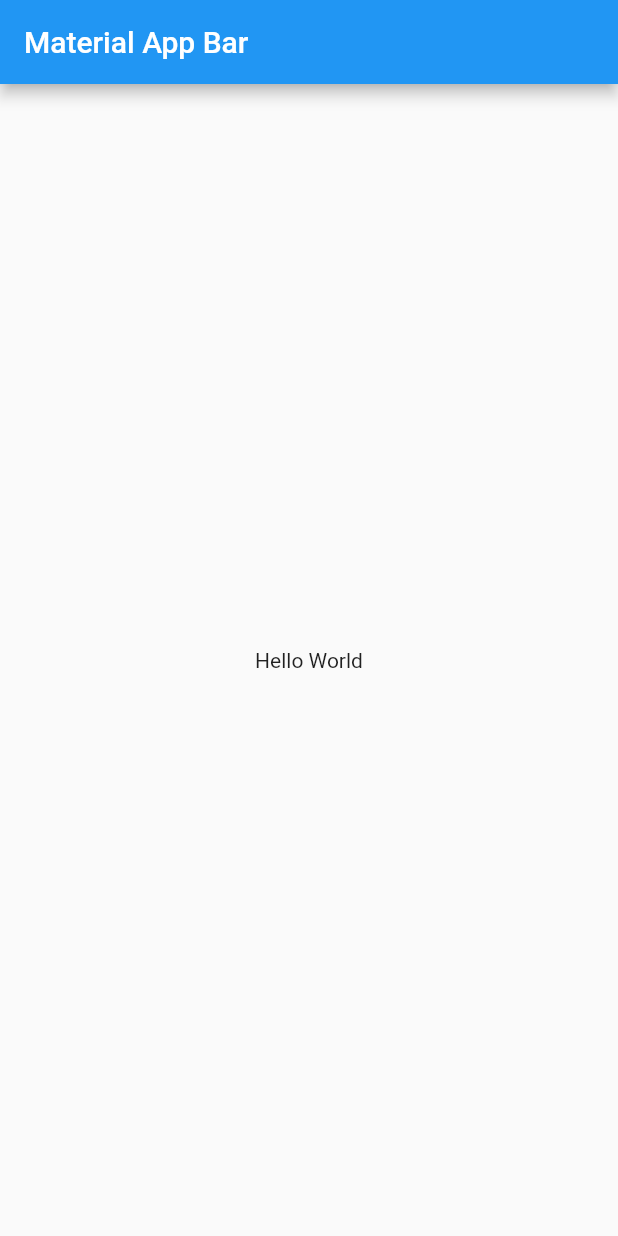
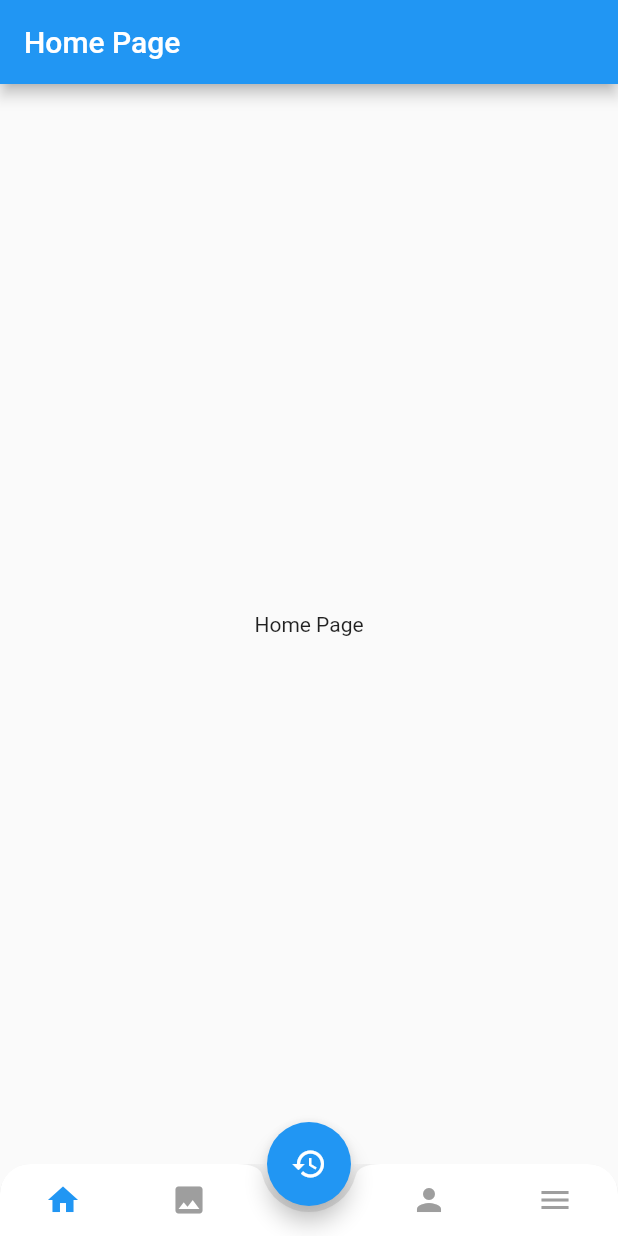
Before and after one commit to chornthorn/flutter_with_api, a Flutter app: the screen it shows after launch, on a phone screen of 412 x 824 dp. Run offline on Flutter 3.47's test engine with Material 2 defaults, Android fonts, the phone set to English and light mode, and no system bars.

Commit message:
add design main page

```diff
--- a/lib/main.dart
+++ b/lib/main.dart
@@ -1,4 +1,5 @@
 import 'package:flutter/material.dart';
+import 'package:flutter_with_api/routes/route_app.dart';
 
 void main() => runApp(AppIndex());
 
@@ -7,16 +8,8 @@ class AppIndex extends StatelessWidget {
   Widget build(BuildContext context) {
     return MaterialApp(
       title: 'Material App',
-      home: Scaffold(
-        appBar: AppBar(
-          title: Text('Material App Bar'),
-        ),
-        body: Center(
-          child: Container(
-            child: Text('Hello World'),
-          ),
-        ),
-      ),
+      initialRoute: '/',
+      onGenerateRoute: onGenerateRoute,
     );
   }
 }
--- /dev/null
+++ b/lib/routes/route_app.dart
@@ -0,0 +1,29 @@
+import 'package:flutter/material.dart';
+import 'package:flutter_with_api/views/pages/comment_page.dart';
+import 'package:flutter_with_api/views/pages/home_page.dart';
+import 'package:flutter_with_api/views/pages/main_page.dart';
+import 'package:flutter_with_api/views/pages/more_page.dart';
+import 'package:flutter_with_api/views/pages/photos_page.dart';
+import 'package:flutter_with_api/views/pages/post_page.dart';
+import 'package:flutter_with_api/views/pages/user_page.dart';
+
+Route onGenerateRoute(RouteSettings settings) {
+  // final args = settings.arguments;
+  switch (settings.name) {
+    case '/':
+      return MaterialPageRoute(builder: (_) => MainPage());
+    case '/home':
+      return MaterialPageRoute(builder: (_) => HomePage());
+    case '/user':
+      return MaterialPageRoute(builder: (_) => UserPage());
+    case '/post':
+      return MaterialPageRoute(builder: (_) => PostPage());
+    case '/comment':
+      return MaterialPageRoute(builder: (_) => CommentPage());
+    case '/photos':
+      return MaterialPageRoute(builder: (_) => PhotosPage());
+    case '/more':
+      return MaterialPageRoute(builder: (_) => MorePage());
+  }
+  return onGenerateRoute(settings);
+}
--- /dev/null
+++ b/lib/views/pages/home_page.dart
@@ -0,0 +1,17 @@
+import 'package:flutter/material.dart';
+
+class HomePage extends StatelessWidget {
+  @override
+  Widget build(BuildContext context) {
+    return Scaffold(
+      appBar: AppBar(
+        title: Text('Home Page'),
+      ),
+      body: Container(
+        child: Center(
+          child: Text('Home Page'),
+        ),
+      ),
+    );
+  }
+}
--- /dev/null
+++ b/lib/views/pages/main_page.dart
@@ -0,0 +1,88 @@
+import 'package:flutter/material.dart';
+import 'package:flutter_with_api/views/pages/home_page.dart';
+import 'package:flutter_with_api/views/pages/more_page.dart';
+import 'package:flutter_with_api/views/pages/photos_page.dart';
+import 'package:flutter_with_api/views/pages/user_page.dart';
+
+class MainPage extends StatefulWidget {
+  @override
+  _MainPageState createState() => _MainPageState();
+}
+
+class _MainPageState extends State<MainPage> {
+  final _screenList = [HomePage(), PhotosPage(), UserPage(), MorePage()];
+  int currentIndexPage = 0;
+  @override
+  Widget build(BuildContext context) {
+    print(currentIndexPage);
+    return Scaffold(
+      floatingActionButtonLocation: FloatingActionButtonLocation.centerDocked,
+      floatingActionButton: FloatingActionButton(
+        child: Icon(Icons.history),
+        onPressed: () {},
+      ),
+      body: PageView(
+        children: [_screenList[currentIndexPage]],
+      ),
+      bottomNavigationBar: ClipRRect(
+        borderRadius: BorderRadius.only(
+          topRight: Radius.circular(20),
+          topLeft: Radius.circular(20),
+        ),
+        child: BottomAppBar(
+          shape: CircularNotchedRectangle(),
+          child: Row(
+            mainAxisAlignment: MainAxisAlignment.spaceAround,
+            children: [
+              IconButton(
+                icon: Icon(
+                  Icons.home,
+                  color: currentIndexPage == 0 ? Colors.blue : Colors.grey,
+                ),
+                onPressed: () {
+                  setState(() {
+                    this.currentIndexPage = 0;
+                  });
+                },
+              ),
+              IconButton(
+                icon: Icon(
+                  Icons.photo,
+                  color: currentIndexPage == 1 ? Colors.blue : Colors.grey,
+                ),
+                onPressed: () {
+                  setState(() {
+                    this.currentIndexPage = 1;
+                  });
+                },
+              ),
+              SizedBox(width: 40),
+              IconButton(
+                icon: Icon(
+                  Icons.person,
+                  color: currentIndexPage == 2 ? Colors.blue : Colors.grey,
+                ),
+                onPressed: () {
+                  setState(() {
+                    this.currentIndexPage = 2;
+                  });
+                },
+              ),
+              IconButton(
+                icon: Icon(
+                  Icons.menu,
+                  color: currentIndexPage == 3 ? Colors.blue : Colors.grey,
+                ),
+                onPressed: () {
+                  setState(() {
+                    this.currentIndexPage = 3;
+                  });
+                },
+              ),
+            ],
+          ),
+        ),
+      ),
+    );
+  }
+}
```
Also changed, not shown: lib/views/pages/comment_page.dart (added, +13 -0 lines), lib/views/pages/more_page.dart (added, +18 -0 lines), lib/views/pages/photos_page.dart (added, +13 -0 lines), lib/views/pages/post_page.dart (added, +13 -0 lines), lib/views/pages/user_page.dart (added, +13 -0 lines), pubspec.yaml (+2 -53 lines), pubspec.lock, 5 other files.
